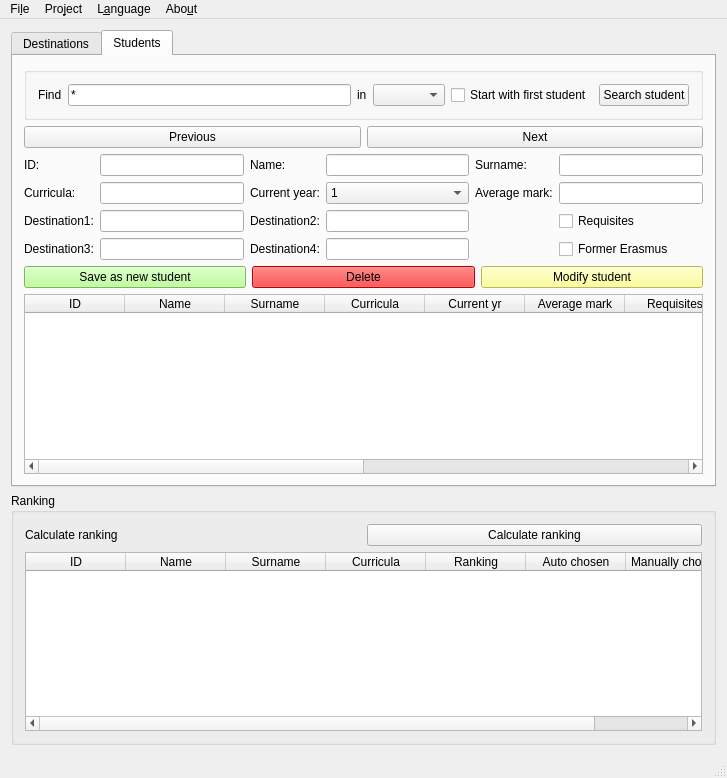
First picture: the form in mainwindow.ui, repository zorbaproject/cresta, before the edit.
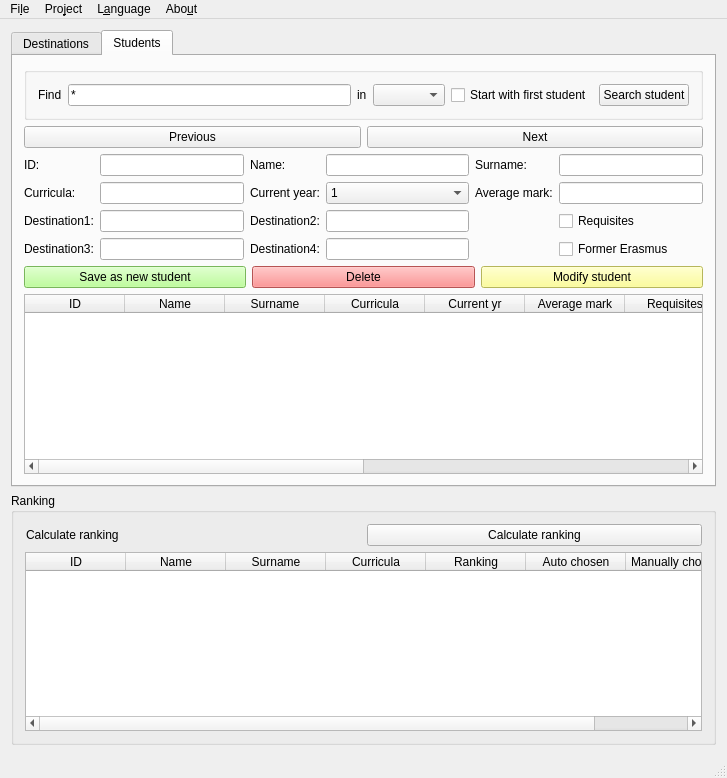
Second picture: the form after the edit.

Commit message: Shortcuts for XLSX operations

The edit to the form file:
```diff
--- a/mainwindow.ui
+++ b/mainwindow.ui
@@ -309,7 +309,7 @@
           <item>
            <widget class="QPushButton" name="del_student">
             <property name="styleSheet">
-             <string notr="true">background-color: rgb(255, 0, 0);</string>
+             <string notr="true">background-color: rgb(255, 117, 117);</string>
             </property>
             <property name="text">
              <string>Delete</string>
@@ -414,10 +414,16 @@
        <item>
         <layout class="QHBoxLayout" name="horizontalLayout">
          <item>
-          <widget class="QLabel" name="label">
+          <widget class="QPushButton" name="easteregg">
+           <property name="styleSheet">
+            <string notr="true">Text-align:left</string>
+           </property>
            <property name="text">
             <string>Calculate ranking</string>
            </property>
+           <property name="flat">
+            <bool>true</bool>
+           </property>
           </widget>
          </item>
          <item>
```
Left out of the diff: 8 changed lines with no effect on the pictures. The commit also changes 2 other files.
